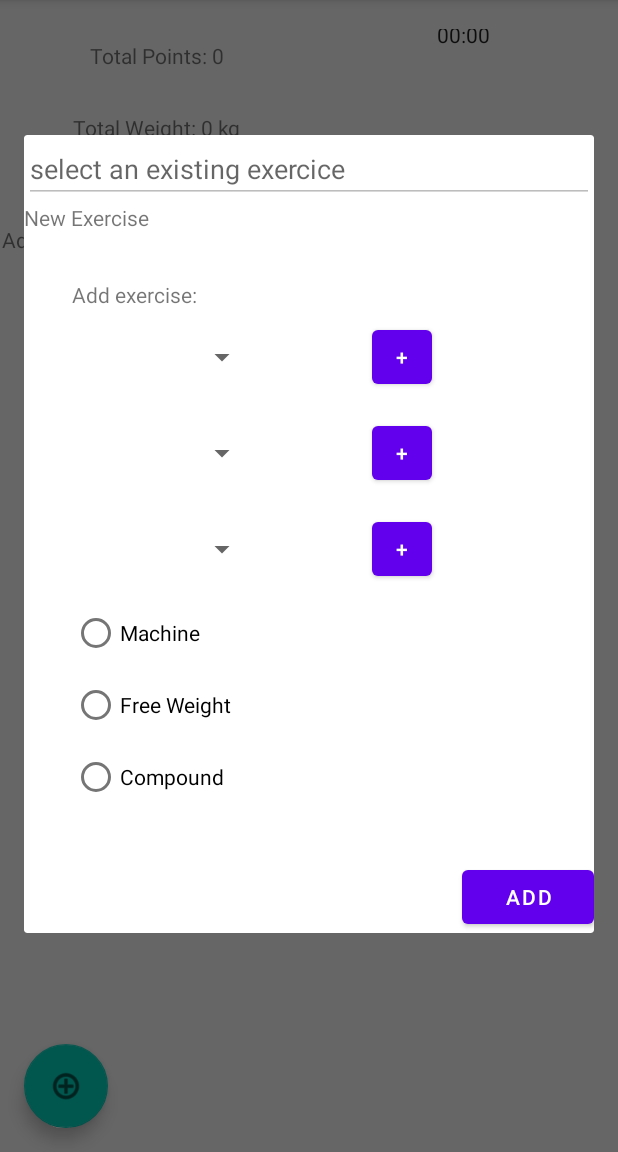
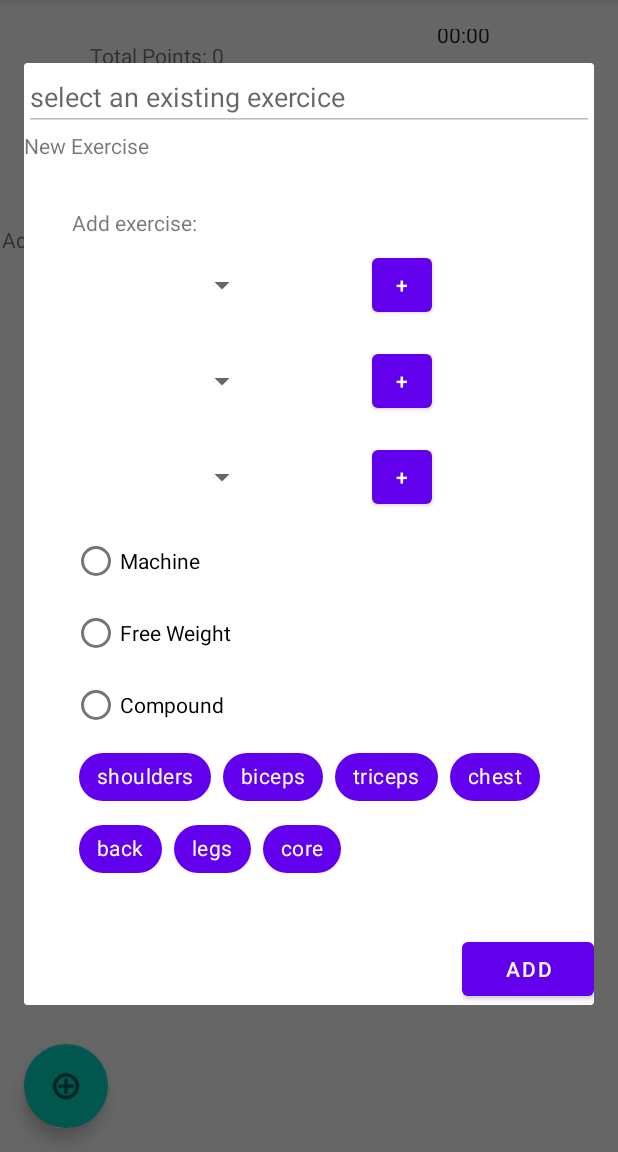
Before and after one commit to OverlordAlex/Fitocrazy, an Android app: the fragment AddNewExerciseToWorkoutFragment placed in its activity, after a tap on "New Exercise", on a phone screen of 412 x 824 dp, the part 84-1236 px from its top. Run offline under Robolectric (Android 15) with nearby library versions, the phone set to English and light mode, and no system bars; our stand-ins replace Room's generated code.

Commit message:
Added exercise component tags

```diff
--- a/app/src/main/java/com/itsabugnotafeature/fitocrazy/common/ExerciseDB.kt
+++ b/app/src/main/java/com/itsabugnotafeature/fitocrazy/common/ExerciseDB.kt
@@ -19,8 +19,6 @@ import androidx.room.Transaction
 import androidx.room.TypeConverters
 import androidx.room.Update
 import java.time.LocalDate
-import java.util.Date
-import java.util.SortedMap
 
 enum class ExerciseComponentType {
     EQUIPMENT, LOCATION, MOVEMENT
@@ -42,8 +40,10 @@ data class ExerciseModel(
     @PrimaryKey(autoGenerate = true) val exerciseId: Long,
     val displayName: String,
     @ColumnInfo(defaultValue = "10") val basePoints: Int,
+    val bodyPartChips: String?,
 ) {
     override fun toString() = displayName
+    fun getChips(): List<String> = bodyPartChips?.split(" ") ?: emptyList()
 }
 
 @Entity(primaryKeys = ["componentId", "exerciseId"])
@@ -117,7 +117,9 @@ data class Workout(
     var totalReps: Int = 0,
     var totalSets: Int = 0,
 
-    var totalTime: Long = 0
+    var totalTime: Long = 0,
+
+    var topTags: String = "",
 )
 
 @Dao
@@ -197,7 +199,7 @@ interface ExerciseDao {
 @Database(
     entities = [ExerciseModel::class, ExerciseComponentModel::class, ExerciseExerciseComponentCrossRef::class, Exercise::class, Set::class, Workout::class],
     views = [SetRecordView::class],
-    version = 3
+    version = 5
 )
 @TypeConverters(Converters::class)
 abstract class ExerciseDatabase : RoomDatabase() {
--- a/app/src/main/java/com/itsabugnotafeature/fitocrazy/workout/addExercise/AddNewExerciseToWorkoutFragment.kt
+++ b/app/src/main/java/com/itsabugnotafeature/fitocrazy/workout/addExercise/AddNewExerciseToWorkoutFragment.kt
@@ -4,6 +4,7 @@ import android.graphics.Color
 import android.os.Bundle
 import android.transition.AutoTransition
 import android.transition.TransitionManager
+import android.util.Log
 import android.view.LayoutInflater
 import android.view.View
 import android.view.ViewGroup
@@ -16,13 +17,17 @@ import android.widget.RadioButton
 import android.widget.Spinner
 import android.widget.TextView
 import androidx.constraintlayout.widget.ConstraintLayout
+import androidx.core.content.ContextCompat
 import androidx.core.os.bundleOf
+import androidx.core.view.ViewCompat
 import androidx.core.widget.doOnTextChanged
 import androidx.fragment.app.DialogFragment
 import androidx.fragment.app.Fragment
 import androidx.fragment.app.FragmentTransaction
 import androidx.fragment.app.setFragmentResult
 import androidx.fragment.app.setFragmentResultListener
+import com.google.android.material.chip.Chip
+import com.google.android.material.chip.ChipGroup
 import com.itsabugnotafeature.fitocrazy.R
 import com.itsabugnotafeature.fitocrazy.common.ExerciseComponentModel
 import com.itsabugnotafeature.fitocrazy.common.ExerciseComponentType
@@ -129,8 +134,20 @@ class AddNewExerciseToWorkoutFragment : DialogFragment(), AdapterView.OnItemSele
 
     override fun onViewCreated(view: View, savedInstanceState: Bundle?) {
         super.onViewCreated(view, savedInstanceState)
-        // make it always show full-screen
+        // make it always show full-screen, not sure why it's not working via the xml
         dialog?.window?.setLayout(LayoutParams.MATCH_PARENT, LayoutParams.WRAP_CONTENT)
+
+        val chipGroup = view.findViewById<ChipGroup>(R.id.chipGroup_exerciseTags)
+        val chipList = resources.getStringArray(R.array.arrayOfExerciseTagChips)
+        chipList.forEach { chipName ->
+            val newChip = Chip(context)
+            newChip.text = chipName
+            newChip.setChipBackgroundColorResource(R.color.purple_500)
+            newChip.isCheckable = true
+            newChip.setTextColor(context?.let { ContextCompat.getColor(it, R.color.white) } ?: R.color.white)
+
+            chipGroup.addView(newChip)
+        }
 
         val addExerciseButton: Button = view.findViewById(R.id.btn_addExercise)
         val autocomplete = view.findViewById<AutoCompleteTextView>(R.id.autocomplete_addExercise)
@@ -166,7 +183,6 @@ class AddNewExerciseToWorkoutFragment : DialogFragment(), AdapterView.OnItemSele
             positionSpinner.adapter = locationAdapter
             movementSpinner.adapter = movementAdapter
 
-            var x = ExerciseDatabase.getInstance(requireContext()).exerciseDao().getAllExercises()
             autocompleteAdapter = ArrayAdapter<ExerciseWithComponentModel>(
                 requireContext(),
                 android.R.layout.simple_dropdown_item_1line,
@@ -216,11 +232,11 @@ class AddNewExerciseToWorkoutFragment : DialogFragment(), AdapterView.OnItemSele
         )
 
         view.findViewById<RadioButton>(R.id.radio_isCompoundExercise)
-            .setOnCheckedChangeListener { _, isChecked -> if (isChecked) selectedBasePoints = 15}
+            .setOnCheckedChangeListener { _, isChecked -> if (isChecked) selectedBasePoints = 15 }
         view.findViewById<RadioButton>(R.id.radio_isFreeWeightExercise)
-            .setOnCheckedChangeListener { _, isChecked -> if (isChecked) selectedBasePoints = 10}
+            .setOnCheckedChangeListener { _, isChecked -> if (isChecked) selectedBasePoints = 10 }
         view.findViewById<RadioButton>(R.id.radio_isMachineExercise)
-            .setOnCheckedChangeListener { _, isChecked -> if (isChecked) selectedBasePoints = 8}
+            .setOnCheckedChangeListener { _, isChecked -> if (isChecked) selectedBasePoints = 8 }
 
         addExerciseButton.setOnClickListener {
             if (detailLayout.visibility == View.VISIBLE) {
@@ -235,8 +251,9 @@ class AddNewExerciseToWorkoutFragment : DialogFragment(), AdapterView.OnItemSele
                             db.getExercise(selectedLocation)?.name,
                             db.getExercise(selectedMovement)?.name
                         ).joinToString(" ")
+                        val chips = chipGroup.checkedChipIds.joinToString(" ") { view.findViewById<Chip>(it).text }
                         val newExerciseId = db.addExercise(
-                            ExerciseModel(0, displayName, selectedBasePoints)
+                            ExerciseModel(0, displayName, selectedBasePoints, chips)
                         )
                         db.addExerciseExerciseComponentCrossRef(
                             ExerciseExerciseComponentCrossRef(
--- a/app/src/main/res/layout/new_exercise_fragment_add_new_exercise_to_workout.xml
+++ b/app/src/main/res/layout/new_exercise_fragment_add_new_exercise_to_workout.xml
@@ -103,9 +103,10 @@
             app:layout_constraintTop_toBottomOf="@+id/spinner_position" />
 
         <RadioGroup
+            android:id="@+id/radioGroup_exerciseType"
             android:layout_width="0dp"
             android:layout_height="wrap_content"
-            app:layout_constraintBottom_toBottomOf="parent"
+            app:layout_constraintBottom_toTopOf="@id/chipGroup_exerciseTags"
             app:layout_constraintEnd_toEndOf="parent"
             app:layout_constraintStart_toStartOf="parent"
             app:layout_constraintTop_toBottomOf="@id/spinner_movement">
@@ -129,6 +130,17 @@
                 android:text="Compound" />
         </RadioGroup>
 
+        <com.google.android.material.chip.ChipGroup
+            android:id="@+id/chipGroup_exerciseTags"
+            android:layout_width="wrap_content"
+            android:layout_height="wrap_content"
+            app:layout_constraintBottom_toBottomOf="parent"
+            app:layout_constraintEnd_toEndOf="parent"
+            app:layout_constraintStart_toStartOf="parent"
+            app:layout_constraintTop_toBottomOf="@id/radioGroup_exerciseType">
+
+        </com.google.android.material.chip.ChipGroup>
+
     </androidx.constraintlayout.widget.ConstraintLayout>
 
     <AutoCompleteTextView
--- /dev/null
+++ b/app/src/main/res/values/chips.xml
@@ -0,0 +1,33 @@
+<?xml version="1.0" encoding="utf-8"?>
+<resources>
+    <string-array name="arrayOfExerciseTagChips">
+        <item>shoulders</item>
+        <item>biceps</item>
+        <item>triceps</item>
+        <item>chest</item>
+        <item>back</item>
+        <item>legs</item>
+        <item>core</item>
+
+<!--        <item>forearm</item>-->
+<!--        <item>bicep</item>-->
+<!--        <item>tricep</item>-->
+
+<!--        <item>delts</item>-->
+<!--        <item>traps</item>-->
+<!--        <item>lats</item>-->
+<!--        <item>rhomboid</item>-->
+
+<!--        <item>pecs</item>-->
+<!--        <item>abs</item>-->
+<!--        <item>erectors</item>-->
+<!--        <item>obliques</item>-->
+
+<!--        <item>quads</item>-->
+<!--        <item>glutes</item>-->
+<!--        <item>hamstrings</item>-->
+<!--        <item>ab/ad-ductors</item>-->
+<!--        <item>calves</item>-->
+    </string-array>
+
+</resources>
```
Also changed, not shown: app/src/main/java/com/itsabugnotafeature/fitocrazy/MainActivity.kt (+12 -0 lines), app/src/main/java/com/itsabugnotafeature/fitocrazy/workout/WorkoutActivity.kt (+30 -6 lines), app/src/main/res/layout/workout_exercise_row.xml (+15 -3 lines), app/src/main/res/layout/workout_row.xml (+11 -0 lines).
